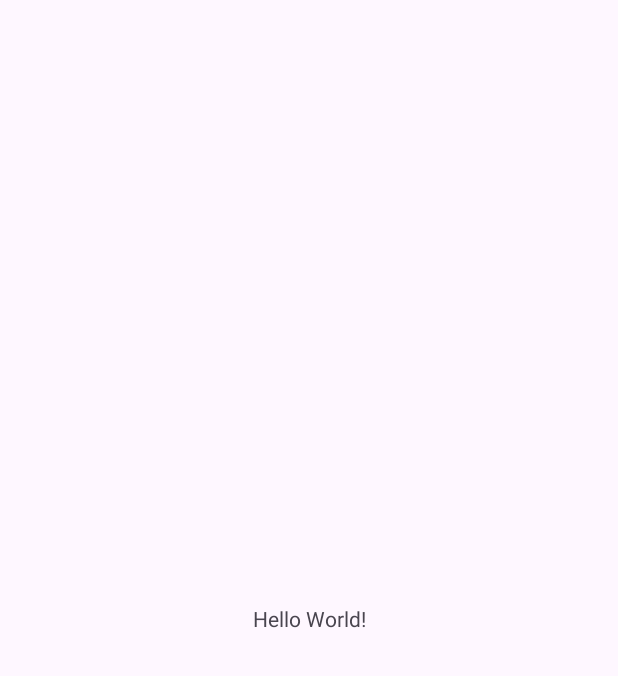
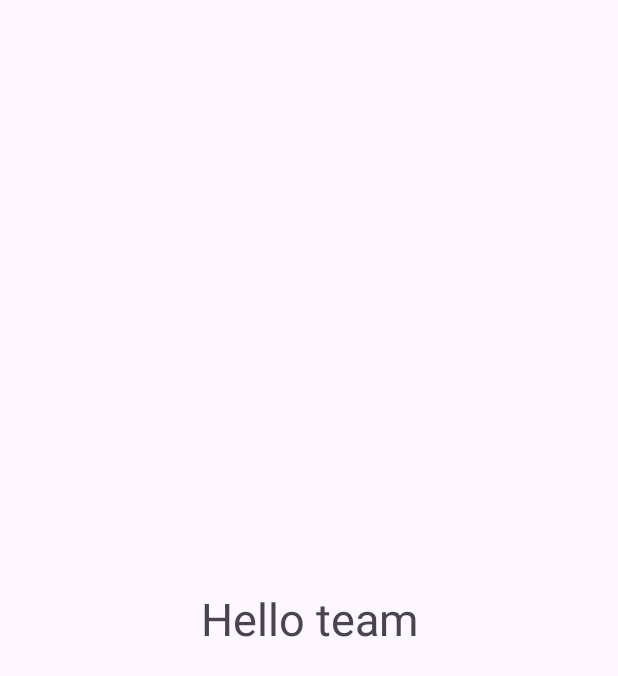
Before and after one commit to Shweta-54/E-commerce, an Android app: the screen it shows after launch (MainActivity), on a phone screen of 412 x 824 dp. Before the commit the part shown is almost empty. Shown: the top 676 px of the screen. Run offline under Robolectric (Android 15) with nearby library versions, the phone set to English and light mode, and no system bars.

Commit message:
from usha

```diff
--- a/app/src/main/res/layout/activity_main.xml
+++ b/app/src/main/res/layout/activity_main.xml
@@ -10,10 +10,12 @@
     <TextView
         android:layout_width="wrap_content"
         android:layout_height="wrap_content"
-        android:text="Hello World!"
+        android:text="Hello team"
         app:layout_constraintBottom_toBottomOf="parent"
         app:layout_constraintEnd_toEndOf="parent"
         app:layout_constraintStart_toStartOf="parent"
-        app:layout_constraintTop_toTopOf="parent" />
+        app:layout_constraintTop_toTopOf="parent"
+        android:textSize="30dp"
+        tools:ignore="HardcodedText,SpUsage" />
 
 </androidx.constraintlayout.widget.ConstraintLayout>
--- a/gradle/libs.versions.toml
+++ b/gradle/libs.versions.toml
@@ -1,5 +1,5 @@
 [versions]
-agp = "8.5.1"
+agp = "8.7.3"
 junit = "4.13.2"
 junitVersion = "1.2.1"
 espressoCore = "3.6.1"
```
Also changed, not shown: gradle/wrapper/gradle-wrapper.properties.
